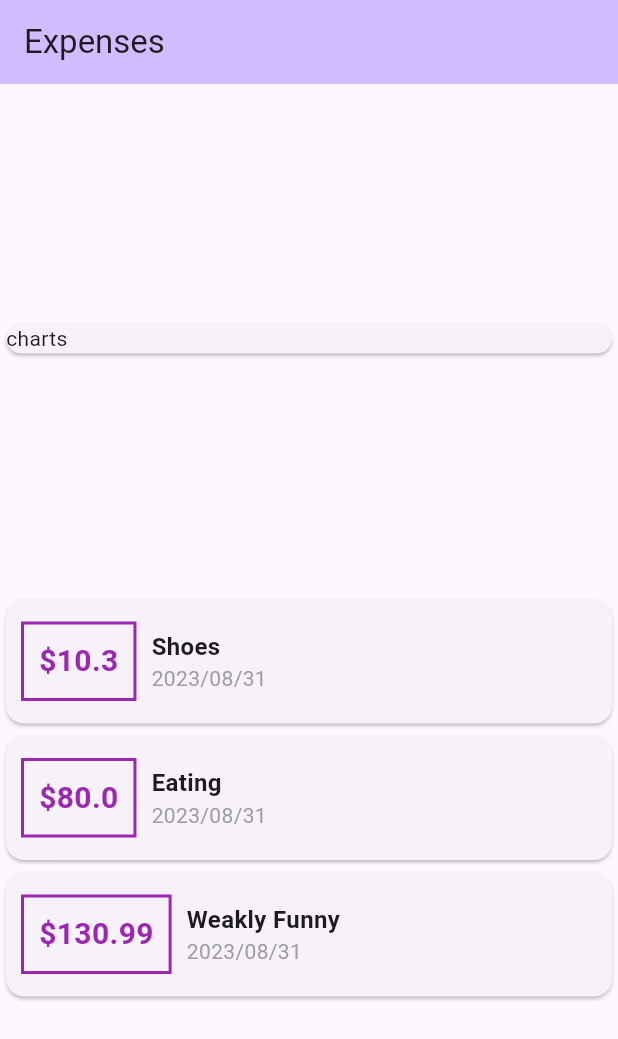
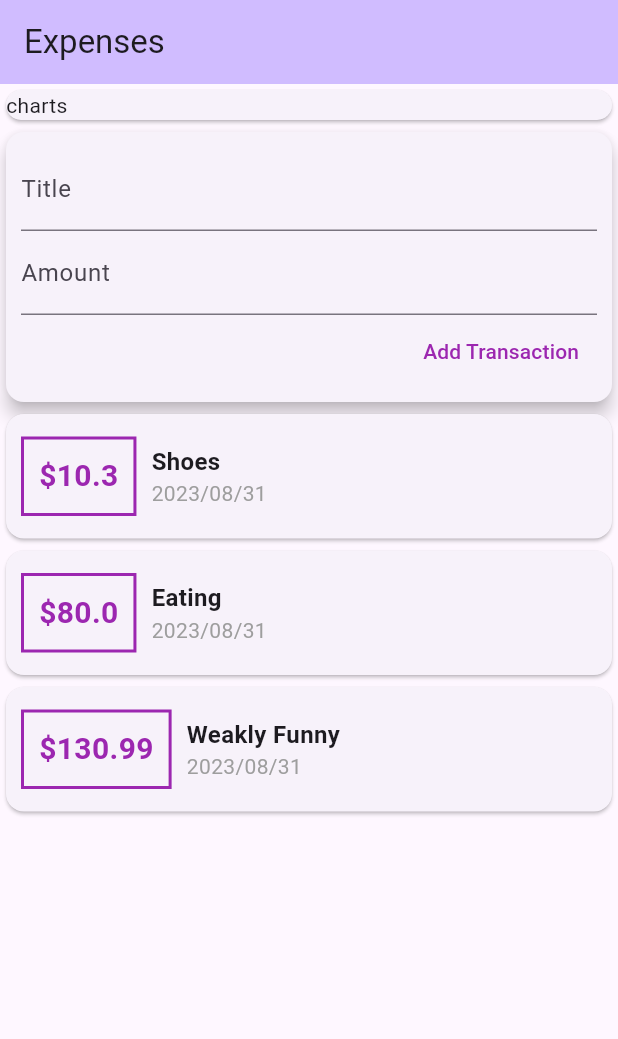
Before and after one commit to kuinfu/flutter-complete-guide, a Flutter app: the screen it shows after launch, on a phone screen of 412 x 824 dp. Shown: the top 1039 px of the screen. Run offline on Flutter 3.47's test engine with Material 2 defaults, Android fonts, the phone set to English and light mode, and no system bars.

Commit message:
逻辑初步实现

```diff
--- a/personal_expenses/lib/main.dart
+++ b/personal_expenses/lib/main.dart
@@ -1,7 +1,6 @@
 import 'package:flutter/material.dart';
-import 'package:intl/intl.dart';
 
-import 'transaction.dart';
+import 'widgets/user_transactions.dart';
 
 void main() {
   runApp(const MyApp());
@@ -23,23 +22,11 @@ class MyApp extends StatelessWidget {
 }
 
 class MyHomePage extends StatelessWidget {
-  List<Transaction> _transactions = [
-    Transaction(
-        id: DateTime.now().toString(),
-        title: 'Shoes',
-        amount: 10.3,
-        date: DateTime.now()),
-    Transaction(
-        id: DateTime.now().toString(),
-        title: 'Eating',
-        amount: 80,
-        date: DateTime.now()),
-    Transaction(
-        id: DateTime.now().toString(),
-        title: 'Weakly Funny',
-        amount: 130.99,
-        date: DateTime.now()),
-  ];
+  // late String inputTitle;
+  // late String inputAmount;
+
+  // final titleController = TextEditingController();
+  // final amountController = TextEditingController();
 
   @override
   Widget build(BuildContext context) {
@@ -50,8 +37,10 @@ class MyHomePage extends StatelessWidget {
         // the App.build method, and use it to set our appbar title.
         title: Text('Expenses'),
       ),
-      body: Column(
-        mainAxisAlignment: MainAxisAlignment.spaceEvenly,
+      //防止出现黄色警告
+      body: SingleChildScrollView(
+        child: Column(
+          // mainAxisAlignment: MainAxisAlignment.spaceEvenly,
           children: [
             Container(
               width: double.infinity,
@@ -62,53 +51,9 @@ class MyHomePage extends StatelessWidget {
                 ),
               ),
             ),
-          Column(
-              children: _transactions
-                  .map((e) => Card(
-                        child: Row(
-                          children: [
-                            Container(
-                              margin: EdgeInsets.symmetric(
-                                  horizontal: 10, vertical: 15),
-                              padding: EdgeInsets.all(10),
-                              decoration: BoxDecoration(
-                                border: Border.all(
-                                  color: Colors.purple,
-                                  width: 2,
-                                ),
-                              ),
-                              child: Text(
-                                '\$${e.amount}',
-                                style: TextStyle(
-                                  fontWeight: FontWeight.bold,
-                                  fontSize: 20,
-                                  color: Colors.purple,
-                                ),
-                              ),
-                            ),
-                            Column(
-                              crossAxisAlignment: CrossAxisAlignment.start,
-                              children: [
-                                Text(
-                                  '${e.title}',
-                                  style: TextStyle(
-                                    fontSize: 16,
-                                    fontWeight: FontWeight.bold,
-                                  ),
-                                ),
-                                Text(
-                                  DateFormat('yyyy/MM/dd').format(e.date),
-                                  style: TextStyle(
-                                    color: Colors.grey,
-                                  ),
-                                ),
-                              ],
-                            )
+            UserTransactions(),
           ],
         ),
-                      ))
-                  .toList()),
-        ],
       ),
     );
   }
--- /dev/null
+++ b/personal_expenses/lib/widgets/new_transaction.dart
@@ -0,0 +1,46 @@
+import 'package:flutter/material.dart';
+
+class NewTransaction extends StatelessWidget {
+  Function addTx;
+
+  NewTransaction(this.addTx);
+
+  final titleController = TextEditingController();
+  final amountController = TextEditingController();
+
+  @override
+  Widget build(BuildContext context) {
+    return Card(
+      elevation: 5,
+      child: Container(
+        padding: EdgeInsets.all(10),
+        child: Column(
+          crossAxisAlignment: CrossAxisAlignment.end,
+          children: [
+            TextField(
+              decoration: InputDecoration(labelText: 'Title'),
+              controller: titleController,
+              // onChanged: (val) => this.inputTitle = val,
+            ),
+            TextField(
+              decoration: InputDecoration(labelText: 'Amount'),
+              controller: amountController,
+              // onChanged: (val) => this.inputAmount = val,
+            ),
+            TextButton(
+                onPressed: () => {
+                      // print(titleController.text),
+                      // print(amountController.text),
+                      addTx(titleController.text,
+                          double.parse(amountController.text)),
+                    },
+                child: Text(
+                  'Add Transaction',
+                  style: TextStyle(color: Colors.purple),
+                )),
+          ],
+        ),
+      ),
+    );
+  }
+}
--- /dev/null
+++ b/personal_expenses/lib/widgets/transaction_list.dart
@@ -0,0 +1,62 @@
+import 'package:flutter/material.dart';
+import 'package:intl/intl.dart';
+
+import '../models/transaction.dart';
+
+class TransactionList extends StatelessWidget {
+
+  final List<Transaction> transactions;
+
+  TransactionList(this.transactions);
+
+  @override
+  Widget build(BuildContext context) {
+    return Column(
+        children: transactions
+            .map((e) =>
+            Card(
+              child: Row(
+                children: [
+                  Container(
+                    margin:
+                    EdgeInsets.symmetric(horizontal: 10, vertical: 15),
+                    padding: EdgeInsets.all(10),
+                    decoration: BoxDecoration(
+                      border: Border.all(
+                        color: Colors.purple,
+                        width: 2,
+                      ),
+                    ),
+                    child: Text(
+                      '\$${e.amount}',
+                      style: TextStyle(
+                        fontWeight: FontWeight.bold,
+                        fontSize: 20,
+                        color: Colors.purple,
+                      ),
+                    ),
+                  ),
+                  Column(
+                    crossAxisAlignment: CrossAxisAlignment.start,
+                    children: [
+                      Text(
+                        '${e.title}',
+                        style: TextStyle(
+                          fontSize: 16,
+                          fontWeight: FontWeight.bold,
+                        ),
+                      ),
+                      Text(
+                        DateFormat('yyyy/MM/dd').format(e.date),
+                        style: TextStyle(
+                          color: Colors.grey,
+                        ),
+                      ),
+                    ],
+                  )
+                ],
+              ),
+            ))
+            .toList());
+  }
+}
--- /dev/null
+++ b/personal_expenses/lib/widgets/user_transactions.dart
@@ -0,0 +1,55 @@
+import 'package:flutter/material.dart';
+
+import '../models/transaction.dart';
+import 'new_transaction.dart';
+import 'transaction_list.dart';
+
+class UserTransactions extends StatefulWidget {
+  const UserTransactions({super.key});
+
+  @override
+  State<UserTransactions> createState() => _UserTransactionsState();
+}
+
+class _UserTransactionsState extends State<UserTransactions> {
+  final List<Transaction> _userTransactions = [
+    Transaction(
+        id: DateTime.now().toString(),
+        title: 'Shoes',
+        amount: 10.3,
+        date: DateTime.now()),
+    Transaction(
+        id: DateTime.now().toString(),
+        title: 'Eating',
+        amount: 80,
+        date: DateTime.now()),
+    Transaction(
+        id: DateTime.now().toString(),
+        title: 'Weakly Funny',
+        amount: 130.99,
+        date: DateTime.now()),
+  ];
+
+  void _addNewTransaction(String title, double amount) {
+    final newTx = Transaction(
+      id: DateTime.now().toString(),
+      title: title,
+      amount: amount,
+      date: DateTime.now(),
+    );
+
+    setState(() {
+      _userTransactions.add(newTx);
+    });
+  }
+
+  @override
+  Widget build(BuildContext context) {
+    return Column(
+      children: [
+        NewTransaction(_addNewTransaction),
+        TransactionList(_userTransactions),
+      ],
+    );
+  }
+}
```
Also changed, not shown: personal_expenses/lib/models/transaction.dart (renamed from personal_expenses/lib/transaction.dart). Lines whose indentation alone changed are shown as unchanged.
